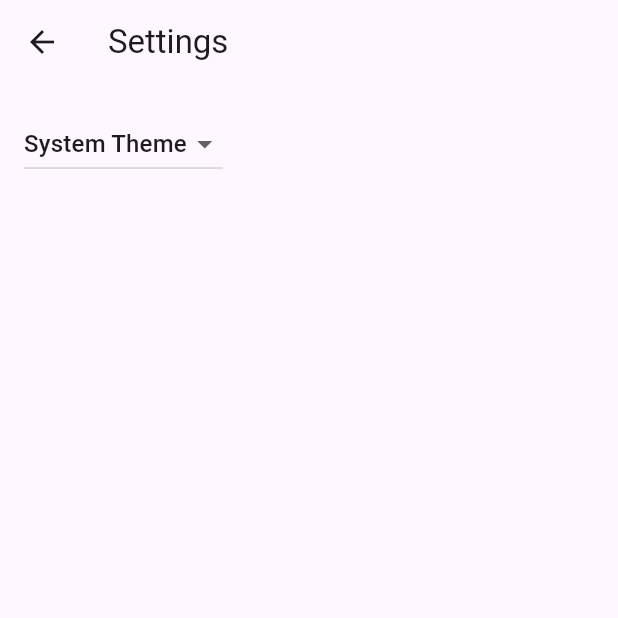
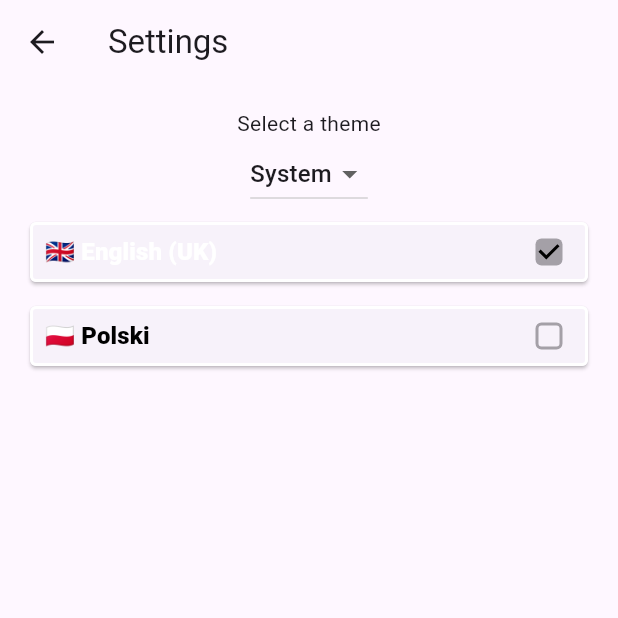
Before and after one commit to jbarszczewski/bloc-template-app, a Flutter app: the SettingsView screen opened by its route, on a phone screen of 412 x 824 dp, the top half of it. Run offline on Flutter 3.47's test engine with Material 3 defaults, Android fonts, the phone set to English and light mode, and no system bars; our stand-ins replace supabase_flutter; accounts and stored records are empty; generated files the repository leaves out were written again.

Commit message:
feat: [#1] add languages selector

```diff
--- a/lib/main.dart
+++ b/lib/main.dart
@@ -3,8 +3,8 @@ import 'package:supabase_flutter/supabase_flutter.dart';
 
 import 'i18n/translations.g.dart';
 import 'src/app.dart';
-import 'src/settings/settings_controller.dart';
-import 'src/settings/settings_service.dart';
+import 'src/features/settings/presentation/settings_controller.dart';
+import 'src/features/settings/data/settings_service.dart';
 
 void main() async {
   WidgetsFlutterBinding.ensureInitialized();
--- a/lib/src/settings/settings_controller.dart
+++ b/lib/src/features/settings/presentation/settings_controller.dart
@@ -1,6 +1,6 @@
 import 'package:flutter/material.dart';
 
-import 'settings_service.dart';
+import '../data/settings_service.dart';
 
 /// A class that many Widgets can interact with to read user settings, update
 /// user settings, or listen to user settings changes.
@@ -14,17 +14,22 @@ class SettingsController with ChangeNotifier {
   // Make ThemeMode a private variable so it is not updated directly without
   // also persisting the changes with the SettingsService.
   ThemeMode? _themeMode;
+  String? _language;
 
   SettingsController(this._settingsService);
 
   // Allow Widgets to read the user's preferred ThemeMode.
   ThemeMode get themeMode => _themeMode ?? ThemeMode.system;
 
+  // Allow Widgets to read the user's preferred language.
+  String get language => _language ?? 'en';
+
   /// Load the user's settings from the SettingsService. It may load from a
   /// local database or the internet. The controller only knows it can load the
   /// settings from the service.
   Future<void> loadSettings() async {
     _themeMode = await _settingsService.themeMode();
+    _language = await _settingsService.language();
 
     // Important! Inform listeners a change has occurred.
     notifyListeners();
@@ -47,4 +52,15 @@ class SettingsController with ChangeNotifier {
     // SettingService.
     await _settingsService.updateThemeMode(newThemeMode);
   }
+
+  /// Update and persist the language based on the user's selection.
+  Future<void> updateLanguage(String newLanguage) async {
+    if (newLanguage == _language) return;
+
+    _language = newLanguage;
+
+    notifyListeners();
+
+    await _settingsService.updateLanguage(newLanguage);
+  }
 }
--- /dev/null
+++ b/lib/src/features/settings/presentation/settings_view.dart
@@ -0,0 +1,80 @@
+import 'package:flutter/material.dart';
+
+import '../../../../i18n/translations.g.dart';
+import '../../../shared/widgets/option_button.dart';
+import 'settings_controller.dart';
+
+/// Displays the various settings that can be customized by the user.
+///
+/// When a user changes a setting, the SettingsController is updated and
+/// Widgets that listen to the SettingsController are rebuilt.
+class SettingsView extends StatelessWidget {
+  static const routeName = '/settings';
+
+  final SettingsController controller;
+
+  const SettingsView({super.key, required this.controller});
+
+  @override
+  Widget build(BuildContext context) {
+    return Scaffold(
+      appBar: AppBar(
+        title: Text(t.settings.title),
+      ),
+      body: Padding(
+        padding: const EdgeInsets.all(16),
+        child: Column(
+          children: [_buildThemeSelector(), _buildLanguageSelector()],
+        ),
+      ),
+    );
+  }
+
+  Widget _buildLanguageSelector() {
+    return ListView.builder(
+        shrinkWrap: true,
+        itemCount: AppLocaleUtils.supportedLocales.length,
+        itemBuilder: (context, index) {
+          var languageCode =
+              AppLocaleUtils.supportedLocales[index].languageCode;
+          return OptionButton(
+              title: t.locales[languageCode]!,
+              optionKey: index,
+              isSelected: languageCode == controller.language,
+              onChanged: (int? value) {
+                LocaleSettings.setLocaleRaw(languageCode);
+                controller.updateLanguage(languageCode);
+              });
+        });
+  }
+
+  Widget _buildThemeSelector() {
+    return Column(children: [
+      Text(t.settings.themes.title),
+      DropdownButton<ThemeMode>(
+        // Glue the SettingsController to the theme selection DropdownButton.
+        //
+        // When a user selects a theme from the dropdown list, the
+        // SettingsController is updated, which rebuilds the MaterialApp.
+        // Read the selected themeMode from the controller
+        value: controller.themeMode,
+        // Call the updateThemeMode method any time the user selects a theme.
+        onChanged: controller.updateThemeMode,
+        items: [
+          DropdownMenuItem(
+            value: ThemeMode.system,
+            child: Text(t.settings.themes.options.system),
+          ),
+          DropdownMenuItem(
+            value: ThemeMode.light,
+            child: Text(t.settings.themes.options.light),
+          ),
+          DropdownMenuItem(
+            value: ThemeMode.dark,
+            child: Text(t.settings.themes.options.dark),
+          )
+        ],
+      )
+    ]);
+  }
+}
--- a/lib/src/settings/settings_view.dart
+++ /dev/null
@@ -1,51 +0,0 @@
-import 'package:flutter/material.dart';
-
-import 'settings_controller.dart';
-
-/// Displays the various settings that can be customized by the user.
-///
-/// When a user changes a setting, the SettingsController is updated and
-/// Widgets that listen to the SettingsController are rebuilt.
-class SettingsView extends StatelessWidget {
-  const SettingsView({super.key, required this.controller});
-
-  static const routeName = '/settings';
-
-  final SettingsController controller;
-
-  @override
-  Widget build(BuildContext context) {
-    return Scaffold(
-      appBar: AppBar(
-        title: const Text('Settings'),
-      ),
-      body: Padding(
-        padding: const EdgeInsets.all(16),
-        // Glue the SettingsController to the theme selection DropdownButton.
-        //
-        // When a user selects a theme from the dropdown list, the
-        // SettingsController is updated, which rebuilds the MaterialApp.
-        child: DropdownButton<ThemeMode>(
-          // Read the selected themeMode from the controller
-          value: controller.themeMode,
-          // Call the updateThemeMode method any time the user selects a theme.
-          onChanged: controller.updateThemeMode,
-          items: const [
-            DropdownMenuItem(
-              value: ThemeMode.system,
-              child: Text('System Theme'),
-            ),
-            DropdownMenuItem(
-              value: ThemeMode.light,
-              child: Text('Light Theme'),
-            ),
-            DropdownMenuItem(
-              value: ThemeMode.dark,
-              child: Text('Dark Theme'),
-            )
-          ],
-        ),
-      ),
-    );
-  }
-}
--- /dev/null
+++ b/lib/src/shared/widgets/option_button.dart
@@ -0,0 +1,77 @@
+import 'package:flutter/material.dart';
+
+class OptionButton extends StatelessWidget {
+  final String title;
+
+  final int optionKey;
+  final bool isSelected;
+  final Function(int optionKey)? onChanged;
+  final double? height;
+  final double? width;
+  final Widget? leading;
+  final TextStyle? titleStyleOverride;
+
+  const OptionButton(
+      {super.key,
+      required this.title,
+      required this.optionKey,
+      required this.isSelected,
+      required this.onChanged,
+      this.height,
+      this.width,
+      this.leading,
+      this.titleStyleOverride});
+
+  @override
+  Widget build(BuildContext context) {
+    return SizedBox(
+      height: height,
+      width: width,
+      child: Padding(
+        padding: const EdgeInsets.all(4.0),
+        child: ElevatedButton(
+            style: ElevatedButton.styleFrom(
+                padding: const EdgeInsets.only(left: 10, right: 10),
+                foregroundColor: isSelected
+                    ? const Color.fromARGB(255, 255, 255, 255)
+                    : const Color.fromARGB(255, 0, 0, 0),
+                shape: RoundedRectangleBorder(
+                  borderRadius: BorderRadius.circular(4),
+                  side: const BorderSide(
+                      color: Colors.white, width: 2), // Add this line
+                )),
+            child: Row(
+              mainAxisAlignment: MainAxisAlignment.start,
+              children: [
+                if (leading != null) SizedBox(width: 26, child: leading!),
+                Expanded(
+                  child: Text(title,
+                      style: titleStyleOverride ??
+                          const TextStyle(
+                              fontSize: 16, fontWeight: FontWeight.w900)),
+                ),
+                Checkbox(
+                  value: isSelected,
+                  onChanged: null,
+                  materialTapTargetSize: MaterialTapTargetSize.shrinkWrap,
+                  visualDensity: VisualDensity.compact,
+                  checkColor: Colors.black, // Change the check color to black
+                  activeColor:
+                      Colors.transparent, // Make the fill color transparent
+                  shape: RoundedRectangleBorder(
+                    side: const BorderSide(
+                        color: Colors.black), // Add a black border
+                    borderRadius: BorderRadius.circular(4),
+                  ),
+                )
+              ],
+            ),
+            onPressed: () {
+              if (onChanged != null) {
+                onChanged!(optionKey);
+              }
+            }),
+      ),
+    );
+  }
+}
```
Also changed, not shown: lib/i18n/strings.i18n.json (+21 -1 lines), lib/i18n/strings_pl.i18n.json (added, +22 -0 lines), lib/src/app.dart (+4 -7 lines), lib/src/features/sample_feature/presentation/sample_item_details_view.dart (renamed from lib/src/sample_feature/sample_item_details_view.dart, +7 -5 lines), lib/src/features/sample_feature/presentation/sample_items_list_view.dart (renamed from lib/src/sample_feature/sample_items_list_view.dart, +4 -4 lines), lib/src/features/settings/data/settings_service.dart (renamed from lib/src/settings/settings_service.dart, +9 -0 lines), lib/i18n/translations.g.dart, lib/src/features/sample_feature/domain/sample_item.dart (renamed from lib/src/sample_feature/sample_item.dart), 4 other files.
